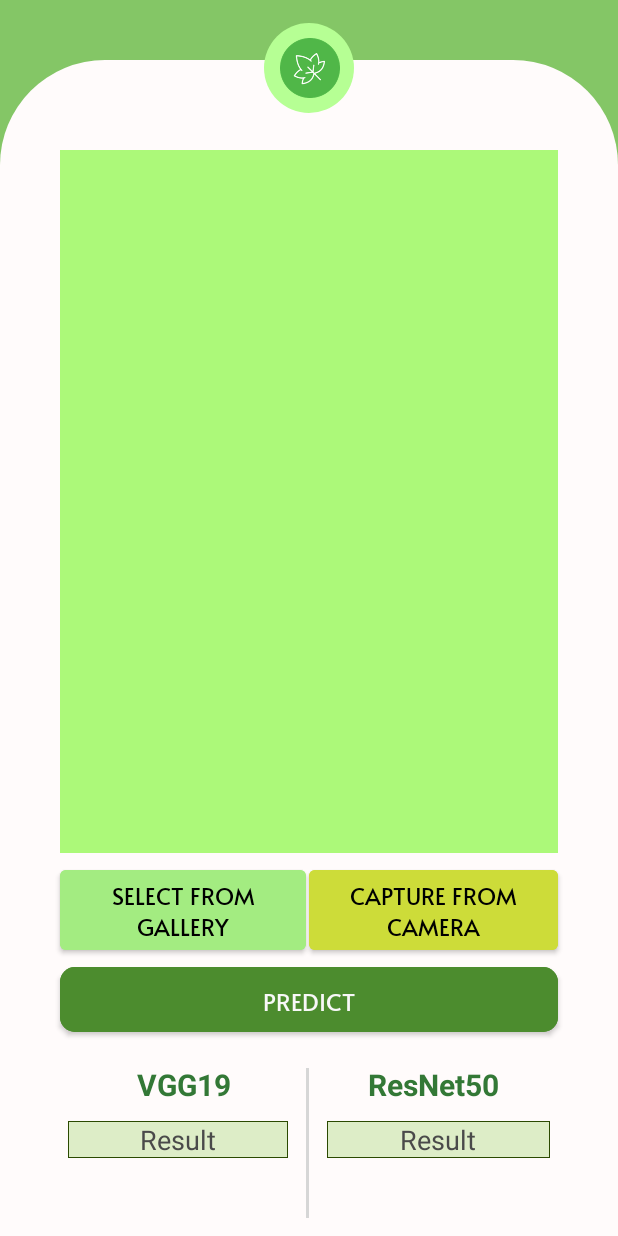
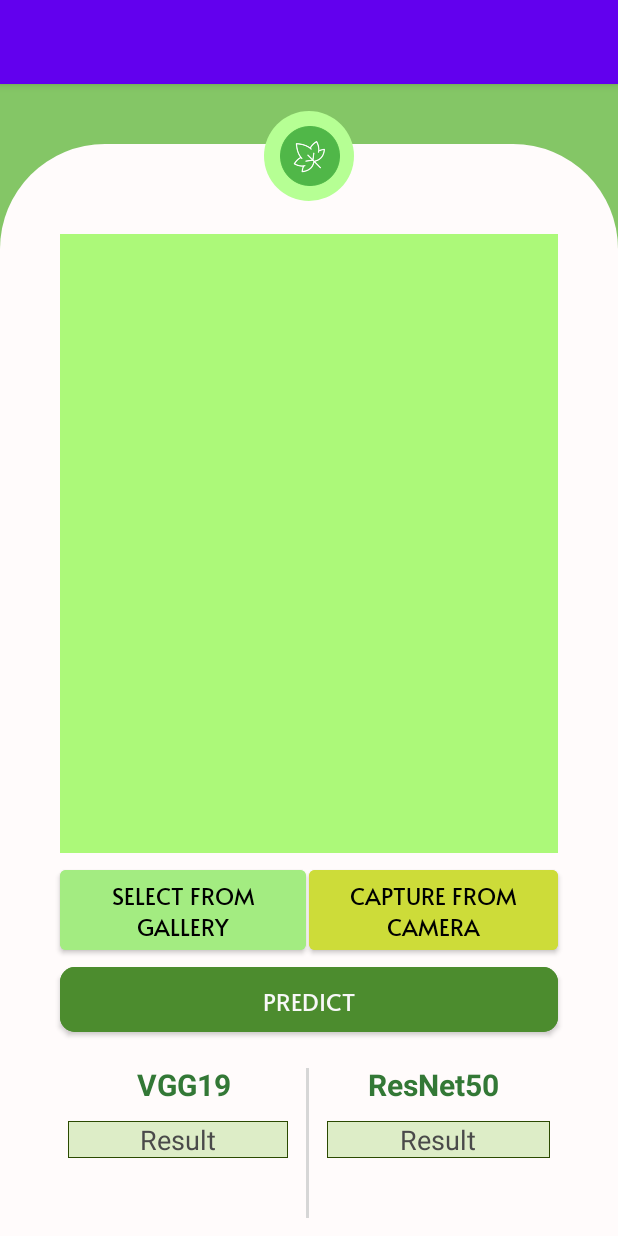
Before and after one commit to kibalias/I-CBB-App, an Android app: the layout activity_main.xml on its own in the app's theme, with its tools: preview values and no code run, on a phone screen of 412 x 824 dp. Run offline under Robolectric (Android 15) with nearby library versions, the phone set to English and light mode, and no system bars.

Commit message:
append main menu

```diff
--- a/app/src/main/res/layout/activity_main.xml
+++ b/app/src/main/res/layout/activity_main.xml
@@ -6,8 +6,22 @@
     android:layout_height="match_parent"
     android:background="#8BC34A"
     android:backgroundTint="#84C666"
+    android:fitsSystemWindows="true"
     tools:context=".MainActivity">
 
+    <androidx.appcompat.widget.Toolbar
+        android:id="@+id/my_toolbar"
+        android:layout_width="match_parent"
+        android:layout_height="?attr/actionBarSize"
+        android:background="?attr/colorPrimary"
+        android:elevation="4dp"
+        android:theme="@style/ThemeOverlay.AppCompat.Dark.ActionBar"
+        app:layout_constraintEnd_toEndOf="parent"
+        app:layout_constraintStart_toStartOf="parent"
+        app:layout_constraintTop_toTopOf="parent"
+        app:popupTheme="@style/ThemeOverlay.AppCompat.Light">
+
+    </androidx.appcompat.widget.Toolbar>
 
     <View
         android:id="@+id/rectangle"
@@ -19,8 +33,7 @@
         app:layout_constraintEnd_toEndOf="parent"
         app:layout_constraintHorizontal_bias="0.0"
         app:layout_constraintStart_toStartOf="parent"
-        app:layout_constraintTop_toTopOf="parent"
-        app:layout_constraintVertical_bias="0.0" />
+        app:layout_constraintTop_toBottomOf="@+id/my_toolbar" />
 
     <View
         android:id="@+id/ellipse"
@@ -34,8 +47,7 @@
         app:layout_constraintBottom_toTopOf="@+id/image_placeholder"
         app:layout_constraintEnd_toEndOf="parent"
         app:layout_constraintStart_toStartOf="parent"
-        app:layout_constraintTop_toTopOf="parent"
-        app:layout_constraintVertical_bias="0.0" />
+        app:layout_constraintTop_toBottomOf="@+id/my_toolbar" />
 
     <ImageView
         android:id="@+id/previousImagesLogo"
```
Also changed, not shown: app/src/main/java/com/example/bacterial_blight/MainActivity.java (+32 -0 lines), app/src/main/res/menu/mainmenu.xml (added, +11 -0 lines), app/src/main/res/values/themes.xml (+8 -1 lines).
